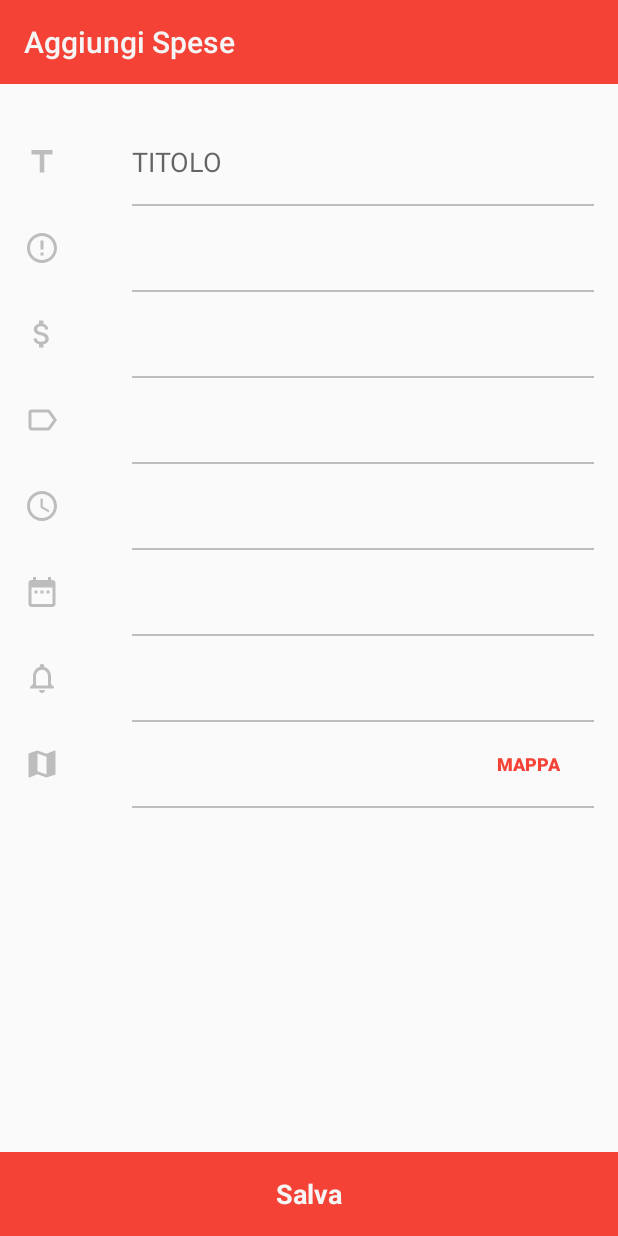
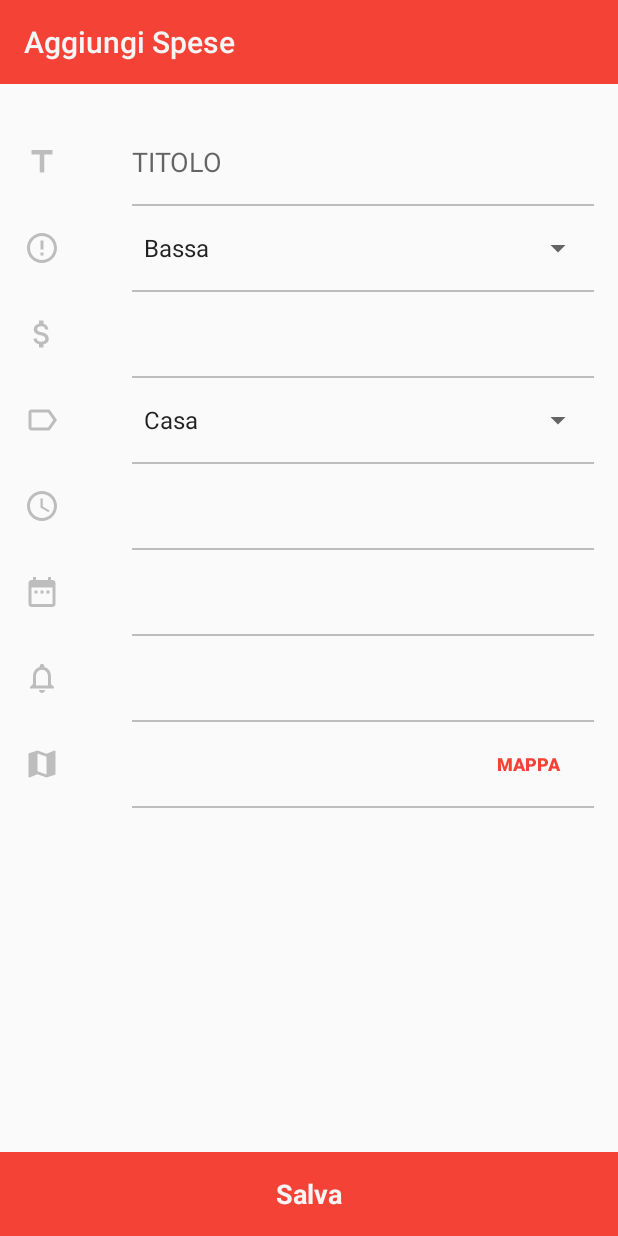
Before and after one commit to Zetandroid/MyJobWallet, an Android app: the SpeseAggiungiActivity screen opened directly, with no data from a screen before it, on a phone screen of 412 x 824 dp. Run offline under Robolectric (Android 15) with nearby library versions, the phone set to English and light mode, and no system bars.

Commit message:
aggiunti spinner in "Aggiungi Spesa"

```diff
--- a/app/src/main/java/com/kubix/myjobwallet/SpeseAggiungiActivity.java
+++ b/app/src/main/java/com/kubix/myjobwallet/SpeseAggiungiActivity.java
@@ -2,17 +2,48 @@ package com.kubix.myjobwallet;
 import android.os.Bundle;
 import android.support.v7.app.AppCompatActivity;
 import android.support.v7.widget.Toolbar;
+import android.widget.ArrayAdapter;
+import android.widget.Spinner;
 
 public class SpeseAggiungiActivity extends AppCompatActivity {
+
+    //TODO INDICIZZA OGGETTI
+    Spinner TagSpese;
+    Spinner Priorita;
+
+    //TODO VARIABILI DI CLASSE
+    private String[] arraySpinnerSpesa;
+    private String[] arraySpinnerPriorita;
+    private String[] arrayIcons;
+
     @Override
     public void onCreate(Bundle savedInstanceState) {
         super.onCreate(savedInstanceState);
         setContentView(R.layout.activity_spese_aggiungi);
+
+        //TODO SPINNER
+        TagSpese = (Spinner) findViewById(R.id.tagSpinner);
+        Priorita = (Spinner) findViewById(R.id.prioritaSpinner);
 
         //TODO TOOLBAR
         Toolbar toolbar = (Toolbar) findViewById(R.id.toolbarSpeseAggiungi);
         setTitle(R.string.toolbarSpeseAggiungi);
         toolbar.setTitleTextColor(getResources().getColor(R.color.testoBianco));
         setSupportActionBar(toolbar);
+
+        this.arraySpinnerSpesa = new String[]{
+                "Casa","Trasporti","Auto","Carburante","Bollette","Shopping","Cibo & Bevande","Svago"
+        };
+        this.arraySpinnerPriorita = new String[]{"Bassa","Media","Alta"};
+
+
+
+        ArrayAdapter<String> adapter = new ArrayAdapter<String>(this,
+                android.R.layout.simple_spinner_item, arraySpinnerSpesa);
+        TagSpese.setAdapter(adapter);
+
+        ArrayAdapter<String> adapter1 = new ArrayAdapter<String>(this,
+                android.R.layout.simple_spinner_item, arraySpinnerPriorita);
+        Priorita.setAdapter(adapter1);
     }
 }
--- a/app/src/main/res/layout/activity_spese_aggiungi.xml
+++ b/app/src/main/res/layout/activity_spese_aggiungi.xml
@@ -83,6 +83,14 @@
                 android:layout_width="match_parent"
                 android:layout_height="56dp">
 
+                <Spinner
+                    android:id="@+id/prioritaSpinner"
+                    android:layout_width="match_parent"
+                    android:layout_height="wrap_content"
+                    android:layout_centerVertical="true"
+                    android:layout_marginLeft="72dp"
+                    android:autofillHints="Priorità" />
+
                 <ImageView
                     android:id="@+id/iconaPriorietaSpesa"
                     android:layout_width="24dp"
@@ -120,6 +128,13 @@
             <RelativeLayout
                 android:layout_width="match_parent"
                 android:layout_height="56dp">
+
+                <Spinner
+                    android:id="@+id/tagSpinner"
+                    android:layout_width="match_parent"
+                    android:layout_height="wrap_content"
+                    android:layout_centerVertical="true"
+                    android:layout_marginLeft="72dp" />
 
                 <ImageView
                     android:id="@+id/iconaTagSpesa"
```
Also changed, not shown: app/src/main/res/layout/activity_elaborazioni.xml (+3 -4 lines), app/src/main/res/layout/activity_profilo.xml (+14 -14 lines), app/src/main/res/layout/activity_profilo_dati.xml (+91 -45 lines).
